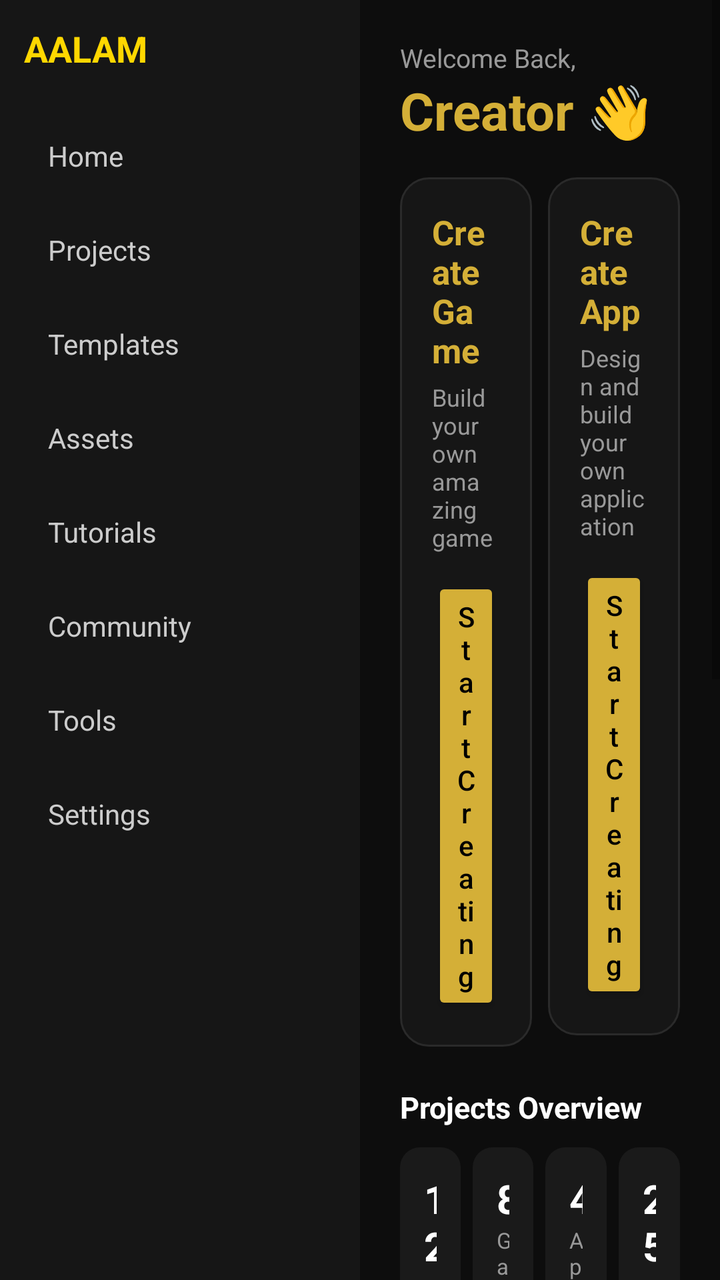
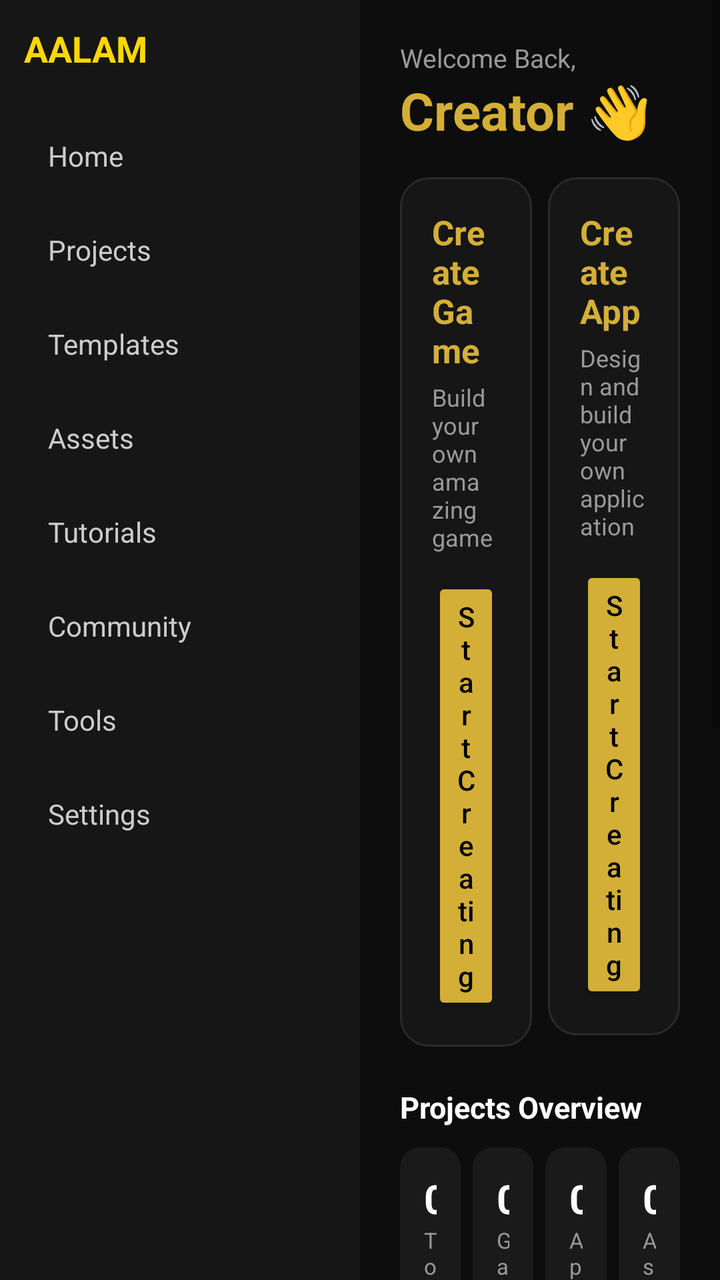

The first picture is an Android layout as it rendered before a commit; the second is the same layout after the commit. The layout source and the unified diff follow.
<!-- AndroidManifest.xml: application theme Theme.AalamStudio -->
<!-- res/layout/activity_main.xml -->
<?xml version="1.0" encoding="utf-8"?>
<LinearLayout xmlns:android="http://schemas.android.com/apk/res/android"
    android:layout_width="match_parent"
    android:layout_height="match_parent"
    android:orientation="horizontal"
    android:background="#0D0D0D">

    
    <LinearLayout
        android:layout_width="180dp"
        android:layout_height="match_parent"
        android:orientation="vertical"
        android:background="#161616"
        android:padding="12dp">

        <TextView
            android:layout_width="wrap_content"
            android:layout_height="wrap_content"
            android:text="AALAM"
            android:textColor="#FFD700"
            android:textSize="18sp"
            android:textStyle="bold"
            android:layout_marginBottom="20dp"/>

        <LinearLayout android:id="@+id/navHome" style="@style/SidebarRow">
            <TextView android:id="@+id/labelHome" style="@style/SidebarLabel" android:text="@string/nav_home"/>
        </LinearLayout>
        <LinearLayout android:id="@+id/navProjects" style="@style/SidebarRow">
            <TextView android:id="@+id/labelProjects" style="@style/SidebarLabel" android:text="@string/nav_projects"/>
        </LinearLayout>
        <LinearLayout android:id="@+id/navTemplates" style="@style/SidebarRow">
            <TextView android:id="@+id/labelTemplates" style="@style/SidebarLabel" android:text="@string/nav_templates"/>
        </LinearLayout>
        <LinearLayout android:id="@+id/navAssets" style="@style/SidebarRow">
            <TextView android:id="@+id/labelAssets" style="@style/SidebarLabel" android:text="@string/nav_assets"/>
        </LinearLayout>
        <LinearLayout android:id="@+id/navTutorials" style="@style/SidebarRow">
            <TextView android:id="@+id/labelTutorials" style="@style/SidebarLabel" android:text="@string/nav_tutorials"/>
        </LinearLayout>
        <LinearLayout android:id="@+id/navCommunity" style="@style/SidebarRow">
            <TextView android:id="@+id/labelCommunity" style="@style/SidebarLabel" android:text="@string/nav_community"/>
        </LinearLayout>
        <LinearLayout android:id="@+id/navTools" style="@style/SidebarRow">
            <TextView android:id="@+id/labelTools" style="@style/SidebarLabel" android:text="@string/nav_tools"/>
        </LinearLayout>
        <LinearLayout android:id="@+id/navSettings" style="@style/SidebarRow">
            <TextView android:id="@+id/labelSettings" style="@style/SidebarLabel" android:text="@string/nav_settings"/>
        </LinearLayout>

    </LinearLayout>

    
    <FrameLayout
        android:layout_width="0dp"
        android:layout_height="match_parent"
        android:layout_weight="1">

        
        <ScrollView
            android:id="@+id/panelHome"
            android:layout_width="match_parent"
            android:layout_height="match_parent"
            android:visibility="visible">

            <LinearLayout
                android:layout_width="match_parent"
                android:layout_height="wrap_content"
                android:orientation="vertical"
                android:padding="20dp">

                
                <TextView
                    android:layout_width="wrap_content"
                    android:layout_height="wrap_content"
                    android:text="Welcome Back,"
                    android:textColor="@color/text_secondary"
                    android:textSize="13sp"/>

                <TextView
                    android:layout_width="wrap_content"
                    android:layout_height="wrap_content"
                    android:text="Creator 👋"
                    android:textColor="@color/gold"
                    android:textSize="26sp"
                    android:textStyle="bold"
                    android:layout_marginBottom="16dp"/>

                
                <LinearLayout
                    android:layout_width="match_parent"
                    android:layout_height="wrap_content"
                    android:orientation="horizontal"
                    android:layout_marginBottom="20dp">

                    <LinearLayout
                        android:layout_width="0dp"
                        android:layout_height="wrap_content"
                        android:layout_weight="1"
                        android:layout_marginEnd="8dp"
                        android:orientation="vertical"
                        android:background="@drawable/bg_card"
                        android:padding="16dp">

                        <TextView
                            android:layout_width="wrap_content"
                            android:layout_height="wrap_content"
                            android:text="Create Game"
                            android:textColor="@color/gold"
                            android:textSize="17sp"
                            android:textStyle="bold"/>

                        <TextView
                            android:layout_width="wrap_content"
                            android:layout_height="wrap_content"
                            android:layout_marginTop="4dp"
                            android:layout_marginBottom="12dp"
                            android:text="Build your own amazing game"
                            android:textColor="@color/text_secondary"
                            android:textSize="12sp"/>

                        <Button
                            android:id="@+id/btnCreateGame"
                            android:layout_width="wrap_content"
                            android:layout_height="wrap_content"
                            android:text="Start Creating"
                            android:textAllCaps="false"
                            android:backgroundTint="@color/gold"
                            android:textColor="#000000"/>

                    </LinearLayout>

                    <LinearLayout
                        android:layout_width="0dp"
                        android:layout_height="wrap_content"
                        android:layout_weight="1"
                        android:orientation="vertical"
                        android:background="@drawable/bg_card"
                        android:padding="16dp">

                        <TextView
                            android:layout_width="wrap_content"
                            android:layout_height="wrap_content"
                            android:text="Create App"
                            android:textColor="@color/gold"
                            android:textSize="17sp"
                            android:textStyle="bold"/>

                        <TextView
                            android:layout_width="wrap_content"
                            android:layout_height="wrap_content"
                            android:layout_marginTop="4dp"
                            android:layout_marginBottom="12dp"
                            android:text="Design and build your own application"
                            android:textColor="@color/text_secondary"
                            android:textSize="12sp"/>

                        <Button
                            android:id="@+id/btnCreateApp"
                            android:layout_width="wrap_content"
                            android:layout_height="wrap_content"
                            android:text="Start Creating"
                            android:textAllCaps="false"
                            android:backgroundTint="@color/gold"
                            android:textColor="#000000"/>

                    </LinearLayout>

                </LinearLayout>

                
                <TextView
                    android:layout_width="wrap_content"
                    android:layout_height="wrap_content"
                    android:text="Projects Overview"
                    android:textColor="@color/text_primary"
                    android:textSize="15sp"
                    android:textStyle="bold"
                    android:layout_marginBottom="10dp"/>

                <LinearLayout
                    android:layout_width="match_parent"
                    android:layout_height="wrap_content"
                    android:orientation="horizontal"
                    android:layout_marginBottom="20dp">

                    <LinearLayout android:layout_width="0dp" android:layout_height="wrap_content" android:layout_weight="1" android:layout_marginEnd="6dp" android:orientation="vertical" android:background="@drawable/bg_stat_card" android:padding="12dp">
                        <TextView android:layout_width="wrap_content" android:layout_height="wrap_content" android:text="12" android:textColor="@color/text_primary" android:textSize="20sp" android:textStyle="bold"/>
                        <TextView android:layout_width="wrap_content" android:layout_height="wrap_content" android:text="Total Projects" android:textColor="@color/text_secondary" android:textSize="11sp"/>
                    </LinearLayout>

                    <LinearLayout android:layout_width="0dp" android:layout_height="wrap_content" android:layout_weight="1" android:layout_marginEnd="6dp" android:orientation="vertical" android:background="@drawable/bg_stat_card" android:padding="12dp">
                        <TextView android:layout_width="wrap_content" android:layout_height="wrap_content" android:text="8" android:textColor="@color/text_primary" android:textSize="20sp" android:textStyle="bold"/>
                        <TextView android:layout_width="wrap_content" android:layout_height="wrap_content" android:text="Games" android:textColor="@color/text_secondary" android:textSize="11sp"/>
                    </LinearLayout>

                    <LinearLayout android:layout_width="0dp" android:layout_height="wrap_content" android:layout_weight="1" android:layout_marginEnd="6dp" android:orientation="vertical" android:background="@drawable/bg_stat_card" android:padding="12dp">
                        <TextView android:layout_width="wrap_content" android:layout_height="wrap_content" android:text="4" android:textColor="@color/text_primary" android:textSize="20sp" android:textStyle="bold"/>
                        <TextView android:layout_width="wrap_content" android:layout_height="wrap_content" android:text="Apps" android:textColor="@color/text_secondary" android:textSize="11sp"/>
                    </LinearLayout>

                    <LinearLayout android:layout_width="0dp" android:layout_height="wrap_content" android:layout_weight="1" android:orientation="vertical" android:background="@drawable/bg_stat_card" android:padding="12dp">
                        <TextView android:layout_width="wrap_content" android:layout_height="wrap_content" android:text="25" android:textColor="@color/text_primary" android:textSize="20sp" android:textStyle="bold"/>
                        <TextView android:layout_width="wrap_content" android:layout_height="wrap_content" android:text="Assets" android:textColor="@color/text_secondary" android:textSize="11sp"/>
                    </LinearLayout>

                </LinearLayout>

                
                <TextView
                    android:layout_width="wrap_content"
                    android:layout_height="wrap_content"
                    android:text="Recent Projects"
                    android:textColor="@color/text_primary"
                    android:textSize="15sp"
                    android:textStyle="bold"
                    android:layout_marginBottom="10dp"/>

                <HorizontalScrollView
                    android:layout_width="match_parent"
                    android:layout_height="wrap_content"
                    android:scrollbars="none"
                    android:layout_marginBottom="20dp">

                    <LinearLayout
                        android:layout_width="wrap_content"
                        android:layout_height="wrap_content"
                        android:orientation="horizontal">

                        <LinearLayout android:layout_width="160dp" android:layout_height="wrap_content" android:layout_marginEnd="12dp" android:orientation="vertical" android:background="@drawable/bg_card" android:padding="12dp">
                            <TextView android:layout_width="wrap_content" android:layout_height="wrap_content" android:text="Space Adventure" android:textColor="@color/text_primary" android:textSize="14sp" android:textStyle="bold"/>
                            <TextView android:layout_width="wrap_content" android:layout_height="wrap_content" android:layout_marginTop="2dp" android:text="Game Project" android:textColor="@color/text_secondary" android:textSize="11sp"/>
                            <TextView android:layout_width="wrap_content" android:layout_height="wrap_content" android:text="Updated 2h ago" android:textColor="@color/text_secondary" android:textSize="11sp"/>
                        </LinearLayout>

                        <LinearLayout android:layout_width="160dp" android:layout_height="wrap_content" android:layout_marginEnd="12dp" android:orientation="vertical" android:background="@drawable/bg_card" android:padding="12dp">
                            <TextView android:layout_width="wrap_content" android:layout_height="wrap_content" android:text="Finance Hub" android:textColor="@color/text_primary" android:textSize="14sp" android:textStyle="bold"/>
                            <TextView android:layout_width="wrap_content" android:layout_height="wrap_content" android:layout_marginTop="2dp" android:text="App Project" android:textColor="@color/text_secondary" android:textSize="11sp"/>
                            <TextView android:layout_width="wrap_content" android:layout_height="wrap_content" android:text="Updated 1d ago" android:textColor="@color/text_secondary" android:textSize="11sp"/>
                        </LinearLayout>

                        <LinearLayout android:layout_width="160dp" android:layout_height="wrap_content" android:layout_marginEnd="12dp" android:orientation="vertical" android:background="@drawable/bg_card" android:padding="12dp">
                            <TextView android:layout_width="wrap_content" android:layout_height="wrap_content" android:text="Plant Care" android:textColor="@color/text_primary" android:textSize="14sp" android:textStyle="bold"/>
                            <TextView android:layout_width="wrap_content" android:layout_height="wrap_content" android:layout_marginTop="2dp" android:text="App Project" android:textColor="@color/text_secondary" android:textSize="11sp"/>
                            <TextView android:layout_width="wrap_content" android:layout_height="wrap_content" android:text="Updated 2d ago" android:textColor="@color/text_secondary" android:textSize="11sp"/>
                        </LinearLayout>

                        <LinearLayout android:layout_width="160dp" android:layout_height="wrap_content" android:orientation="vertical" android:background="@drawable/bg_card" android:padding="12dp">
                            <TextView android:layout_width="wrap_content" android:layout_height="wrap_content" android:text="Neon Racer" android:textColor="@color/text_primary" android:textSize="14sp" android:textStyle="bold"/>
                            <TextView android:layout_width="wrap_content" android:layout_height="wrap_content" android:layout_marginTop="2dp" android:text="Game Project" android:textColor="@color/text_secondary" android:textSize="11sp"/>
                            <TextView android:layout_width="wrap_content" android:layout_height="wrap_content" android:text="Updated 3d ago" android:textColor="@color/text_secondary" android:textSize="11sp"/>
                        </LinearLayout>

                    </LinearLayout>
                </HorizontalScrollView>

                
                <TextView
                    android:layout_width="wrap_content"
                    android:layout_height="wrap_content"
                    android:text="Tools &amp; Resources"
                    android:textColor="@color/text_primary"
                    android:textSize="15sp"
                    android:textStyle="bold"
                    android:layout_marginBottom="10dp"/>

                <LinearLayout
                    android:layout_width="match_parent"
                    android:layout_height="wrap_content"
                    android:orientation="horizontal">

                    <LinearLayout android:layout_width="0dp" android:layout_height="wrap_content" android:layout_weight="1" android:layout_marginEnd="6dp" android:orientation="vertical" android:background="@drawable/bg_card" android:padding="10dp">
                        <TextView android:layout_width="wrap_content" android:layout_height="wrap_content" android:text="Templates" android:textColor="@color/text_primary" android:textSize="12sp" android:textStyle="bold"/>
                        <TextView android:layout_width="wrap_content" android:layout_height="wrap_content" android:text="200+" android:textColor="@color/text_secondary" android:textSize="10sp"/>
                    </LinearLayout>

                    <LinearLayout android:layout_width="0dp" android:layout_height="wrap_content" android:layout_weight="1" android:layout_marginEnd="6dp" android:orientation="vertical" android:background="@drawable/bg_card" android:padding="10dp">
                        <TextView android:layout_width="wrap_content" android:layout_height="wrap_content" android:text="Assets" android:textColor="@color/text_primary" android:textSize="12sp" android:textStyle="bold"/>
                        <TextView android:layout_width="wrap_content" android:layout_height="wrap_content" android:text="5000+" android:textColor="@color/text_secondary" android:textSize="10sp"/>
                    </LinearLayout>

                    <LinearLayout android:layout_width="0dp" android:layout_height="wrap_content" android:layout_weight="1" android:layout_marginEnd="6dp" android:orientation="vertical" android:background="@drawable/bg_card" android:padding="10dp">
                        <TextView android:layout_width="wrap_content" android:layout_height="wrap_content" android:text="Tutorials" android:textColor="@color/text_primary" android:textSize="12sp" android:textStyle="bold"/>
                        <TextView android:layout_width="wrap_content" android:layout_height="wrap_content" android:text="Learn" android:textColor="@color/text_secondary" android:textSize="10sp"/>
                    </LinearLayout>

                    <LinearLayout android:layout_width="0dp" android:layout_height="wrap_content" android:layout_weight="1" android:orientation="vertical" android:background="@drawable/bg_card" android:padding="10dp">
                        <TextView android:layout_width="wrap_content" android:layout_height="wrap_content" android:text="Community" android:textColor="@color/text_primary" android:textSize="12sp" android:textStyle="bold"/>
                        <TextView android:layout_width="wrap_content" android:layout_height="wrap_content" android:text="Connect" android:textColor="@color/text_secondary" android:textSize="10sp"/>
                    </LinearLayout>

                </LinearLayout>

            </LinearLayout>

        </ScrollView>

        
        <LinearLayout
            android:id="@+id/panelPlaceholder"
            android:layout_width="match_parent"
            android:layout_height="match_parent"
            android:orientation="vertical"
            android:gravity="center"
            android:padding="20dp"
            android:visibility="gone">

            <TextView
                android:id="@+id/placeholderTitle"
                android:layout_width="wrap_content"
                android:layout_height="wrap_content"
                android:text="Projects"
                android:textColor="#FFFFFF"
                android:textSize="22sp"
                android:textStyle="bold"/>

            <TextView
                android:layout_width="wrap_content"
                android:layout_height="wrap_content"
                android:layout_marginTop="8dp"
                android:text="Coming soon"
                android:textColor="#888888"
                android:textSize="14sp"/>

        </LinearLayout>

    </FrameLayout>

</LinearLayout>
<!-- resources referenced by this layout -->
<resources>
  <color name="gold">#D4AF37</color>
  <color name="text_primary">#FFFFFF</color>
  <color name="text_secondary">#999999</color>
  <!-- drawable bg_card (drawable) -->
  <?xml version="1.0" encoding="utf-8"?>
  <shape xmlns:android="http://schemas.android.com/apk/res/android" android:shape="rectangle">
      <solid android:color="@color/card_bg"/>
      <corners android:radius="14dp"/>
      <stroke android:width="1dp" android:color="@color/card_border"/>
  </shape>
  <!-- drawable bg_stat_card (drawable) -->
  <?xml version="1.0" encoding="utf-8"?>
  <shape xmlns:android="http://schemas.android.com/apk/res/android" android:shape="rectangle">
      <solid android:color="#1A1A1A"/>
      <corners android:radius="10dp"/>
  </shape>
  <string name="nav_assets">Assets</string>
  <string name="nav_community">Community</string>
  <string name="nav_home">Home</string>
  <string name="nav_projects">Projects</string>
  <string name="nav_settings">Settings</string>
  <string name="nav_templates">Templates</string>
  <string name="nav_tools">Tools</string>
  <string name="nav_tutorials">Tutorials</string>
  <style name="SidebarLabel">
          <item name="android:layout_width">wrap_content</item>
          <item name="android:layout_height">wrap_content</item>
          <item name="android:textColor">#CCCCCC</item>
          <item name="android:textSize">14sp</item>
      </style>
  <style name="SidebarRow">
          <item name="android:layout_width">match_parent</item>
          <item name="android:layout_height">wrap_content</item>
          <item name="android:orientation">horizontal</item>
          <item name="android:gravity">center_vertical</item>
          <item name="android:background">@drawable/bg_sidebar_item</item>
          <item name="android:padding">12dp</item>
          <item name="android:layout_marginBottom">4dp</item>
      </style>
  <style name="Theme.AalamStudio" parent="Theme.MaterialComponents.DayNight.NoActionBar">
          <item name="colorPrimary">@color/gold</item>
          <item name="android:windowBackground">@color/navy</item>
          <item name="android:statusBarColor">#0D0D0D</item>
      </style>
  <color name="card_bg">#161616</color>
  <color name="card_border">#2A2A2A</color>
  <!-- drawable bg_sidebar_item (drawable) -->
  <?xml version="1.0" encoding="utf-8"?>
  <selector xmlns:android="http://schemas.android.com/apk/res/android">
      <item android:state_selected="true">
          <shape android:shape="rectangle">
              <solid android:color="#221A00"/>
              <corners android:radius="8dp"/>
          </shape>
      </item>
      <item>
          <shape android:shape="rectangle">
              <solid android:color="#00000000"/>
          </shape>
      </item>
  </selector>
  <color name="navy">#0D0D0D</color>
</resources>

<!-- the commit's change to res/layout/activity_main.xml (unified diff, before → after) -->
@@ -184,22 +184,22 @@
                     android:layout_marginBottom="20dp">
 
                     <LinearLayout android:layout_width="0dp" android:layout_height="wrap_content" android:layout_weight="1" android:layout_marginEnd="6dp" android:orientation="vertical" android:background="@drawable/bg_stat_card" android:padding="12dp">
-                        <TextView android:layout_width="wrap_content" android:layout_height="wrap_content" android:text="12" android:textColor="@color/text_primary" android:textSize="20sp" android:textStyle="bold"/>
+                        <TextView android:id="@+id/statTotalProjects" android:layout_width="wrap_content" android:layout_height="wrap_content" android:text="0" android:textColor="@color/text_primary" android:textSize="20sp" android:textStyle="bold"/>
                         <TextView android:layout_width="wrap_content" android:layout_height="wrap_content" android:text="Total Projects" android:textColor="@color/text_secondary" android:textSize="11sp"/>
                     </LinearLayout>
 
                     <LinearLayout android:layout_width="0dp" android:layout_height="wrap_content" android:layout_weight="1" android:layout_marginEnd="6dp" android:orientation="vertical" android:background="@drawable/bg_stat_card" android:padding="12dp">
-                        <TextView android:layout_width="wrap_content" android:layout_height="wrap_content" android:text="8" android:textColor="@color/text_primary" android:textSize="20sp" android:textStyle="bold"/>
+                        <TextView android:id="@+id/statGames" android:layout_width="wrap_content" android:layout_height="wrap_content" android:text="0" android:textColor="@color/text_primary" android:textSize="20sp" android:textStyle="bold"/>
                         <TextView android:layout_width="wrap_content" android:layout_height="wrap_content" android:text="Games" android:textColor="@color/text_secondary" android:textSize="11sp"/>
                     </LinearLayout>
 
                     <LinearLayout android:layout_width="0dp" android:layout_height="wrap_content" android:layout_weight="1" android:layout_marginEnd="6dp" android:orientation="vertical" android:background="@drawable/bg_stat_card" android:padding="12dp">
-                        <TextView android:layout_width="wrap_content" android:layout_height="wrap_content" android:text="4" android:textColor="@color/text_primary" android:textSize="20sp" android:textStyle="bold"/>
+                        <TextView android:id="@+id/statApps" android:layout_width="wrap_content" android:layout_height="wrap_content" android:text="0" android:textColor="@color/text_primary" android:textSize="20sp" android:textStyle="bold"/>
                         <TextView android:layout_width="wrap_content" android:layout_height="wrap_content" android:text="Apps" android:textColor="@color/text_secondary" android:textSize="11sp"/>
                     </LinearLayout>
 
                     <LinearLayout android:layout_width="0dp" android:layout_height="wrap_content" android:layout_weight="1" android:orientation="vertical" android:background="@drawable/bg_stat_card" android:padding="12dp">
-                        <TextView android:layout_width="wrap_content" android:layout_height="wrap_content" android:text="25" android:textColor="@color/text_primary" android:textSize="20sp" android:textStyle="bold"/>
+                        <TextView android:id="@+id/statAssets" android:layout_width="wrap_content" android:layout_height="wrap_content" android:text="0" android:textColor="@color/text_primary" android:textSize="20sp" android:textStyle="bold"/>
                         <TextView android:layout_width="wrap_content" android:layout_height="wrap_content" android:text="Assets" android:textColor="@color/text_secondary" android:textSize="11sp"/>
                     </LinearLayout>
 
@@ -222,33 +222,18 @@
                     android:layout_marginBottom="20dp">
 
                     <LinearLayout
+                        android:id="@+id/recentProjectsContainer"
                         android:layout_width="wrap_content"
                         android:layout_height="wrap_content"
                         android:orientation="horizontal">
 
-                        <LinearLayout android:layout_width="160dp" android:layout_height="wrap_content" android:layout_marginEnd="12dp" android:orientation="vertical" android:background="@drawable/bg_card" android:padding="12dp">
-                            <TextView android:layout_width="wrap_content" android:layout_height="wrap_content" android:text="Space Adventure" android:textColor="@color/text_primary" android:textSize="14sp" android:textStyle="bold"/>
-                            <TextView android:layout_width="wrap_content" android:layout_height="wrap_content" android:layout_marginTop="2dp" android:text="Game Project" android:textColor="@color/text_secondary" android:textSize="11sp"/>
-                            <TextView android:layout_width="wrap_content" android:layout_height="wrap_content" android:text="Updated 2h ago" android:textColor="@color/text_secondary" android:textSize="11sp"/>
-                        </LinearLayout>
-
-                        <LinearLayout android:layout_width="160dp" android:layout_height="wrap_content" android:layout_marginEnd="12dp" android:orientation="vertical" android:background="@drawable/bg_card" android:padding="12dp">
-                            <TextView android:layout_width="wrap_content" android:layout_height="wrap_content" android:text="Finance Hub" android:textColor="@color/text_primary" android:textSize="14sp" android:textStyle="bold"/>
-                            <TextView android:layout_width="wrap_content" android:layout_height="wrap_content" android:layout_marginTop="2dp" android:text="App Project" android:textColor="@color/text_secondary" android:textSize="11sp"/>
-                            <TextView android:layout_width="wrap_content" android:layout_height="wrap_content" android:text="Updated 1d ago" android:textColor="@color/text_secondary" android:textSize="11sp"/>
-                        </LinearLayout>
-
-                        <LinearLayout android:layout_width="160dp" android:layout_height="wrap_content" android:layout_marginEnd="12dp" android:orientation="vertical" android:background="@drawable/bg_card" android:padding="12dp">
-                            <TextView android:layout_width="wrap_content" android:layout_height="wrap_content" android:text="Plant Care" android:textColor="@color/text_primary" android:textSize="14sp" android:textStyle="bold"/>
-                            <TextView android:layout_width="wrap_content" android:layout_height="wrap_content" android:layout_marginTop="2dp" android:text="App Project" android:textColor="@color/text_secondary" android:textSize="11sp"/>
-                            <TextView android:layout_width="wrap_content" android:layout_height="wrap_content" android:text="Updated 2d ago" android:textColor="@color/text_secondary" android:textSize="11sp"/>
-                        </LinearLayout>
-
-                        <LinearLayout android:layout_width="160dp" android:layout_height="wrap_content" android:orientation="vertical" android:background="@drawable/bg_card" android:padding="12dp">
-                            <TextView android:layout_width="wrap_content" android:layout_height="wrap_content" android:text="Neon Racer" android:textColor="@color/text_primary" android:textSize="14sp" android:textStyle="bold"/>
-                            <TextView android:layout_width="wrap_content" android:layout_height="wrap_content" android:layout_marginTop="2dp" android:text="Game Project" android:textColor="@color/text_secondary" android:textSize="11sp"/>
-                            <TextView android:layout_width="wrap_content" android:layout_height="wrap_content" android:text="Updated 3d ago" android:textColor="@color/text_secondary" android:textSize="11sp"/>
-                        </LinearLayout>
+                        <TextView
+                            android:id="@+id/emptyProjectsText"
+                            android:layout_width="wrap_content"
+                            android:layout_height="wrap_content"
+                            android:text="No projects yet — tap Create App or Create Game to start"
+                            android:textColor="@color/text_secondary"
+                            android:textSize="12sp"/>
 
                     </LinearLayout>
                 </HorizontalScrollView>
